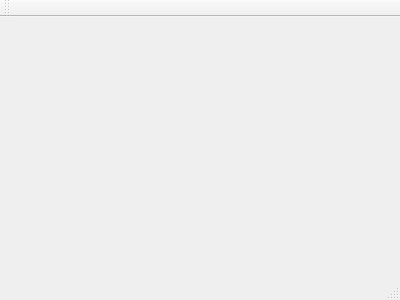
Before: the Qt Designer form Chapter 03/ImgProcessBasedOnClass3_3/mainwindow.ui in bigfool/opencv-2-cookbook-src, drawn with Qt 5.
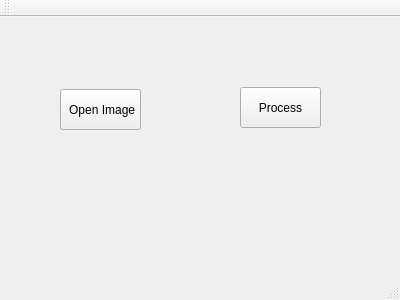
After: the same form once the commit is applied.

Commit message: 在MainWindow类，增加两个按钮，调用ColorDetectController类的对象，完成改写

```diff
--- a/Chapter 03/ImgProcessBasedOnClass3_3/mainwindow.ui
+++ b/Chapter 03/ImgProcessBasedOnClass3_3/mainwindow.ui
@@ -12,13 +12,55 @@
   <property name="windowTitle" >
    <string>MainWindow</string>
   </property>
-  <widget class="QMenuBar" name="menuBar" />
-  <widget class="QToolBar" name="mainToolBar" />
-  <widget class="QWidget" name="centralWidget" />
-  <widget class="QStatusBar" name="statusBar" />
+  <widget class="QWidget" name="centralWidget">
+   <widget class="QPushButton" name="openButton">
+    <property name="geometry">
+     <rect>
+      <x>60</x>
+      <y>72</y>
+      <width>81</width>
+      <height>41</height>
+     </rect>
+    </property>
+    <property name="text">
+     <string> Open Image</string>
+    </property>
+   </widget>
+   <widget class="QPushButton" name="processButton">
+    <property name="geometry">
+     <rect>
+      <x>240</x>
+      <y>70</y>
+      <width>81</width>
+      <height>41</height>
+     </rect>
+    </property>
+    <property name="text">
+     <string>Process</string>
+    </property>
+   </widget>
+  </widget>
+  <widget class="QMenuBar" name="menuBar">
+   <property name="geometry">
+    <rect>
+     <x>0</x>
+     <y>0</y>
+     <width>400</width>
+     <height>20</height>
+    </rect>
+   </property>
+  </widget>
+  <widget class="QToolBar" name="mainToolBar">
+   <attribute name="toolBarArea">
+    <enum>TopToolBarArea</enum>
+   </attribute>
+   <attribute name="toolBarBreak">
+    <bool>false</bool>
+   </attribute>
+  </widget>
+  <widget class="QStatusBar" name="statusBar"/>
  </widget>
- <layoutDefault spacing="6" margin="11" />
- <pixmapfunction></pixmapfunction>
+ <layoutdefault spacing="6" margin="11"/>
  <resources/>
  <connections/>
 </ui>
```
Left out of the diff: 7 changed lines with no effect on the pictures. The commit also changes 4 other files.
